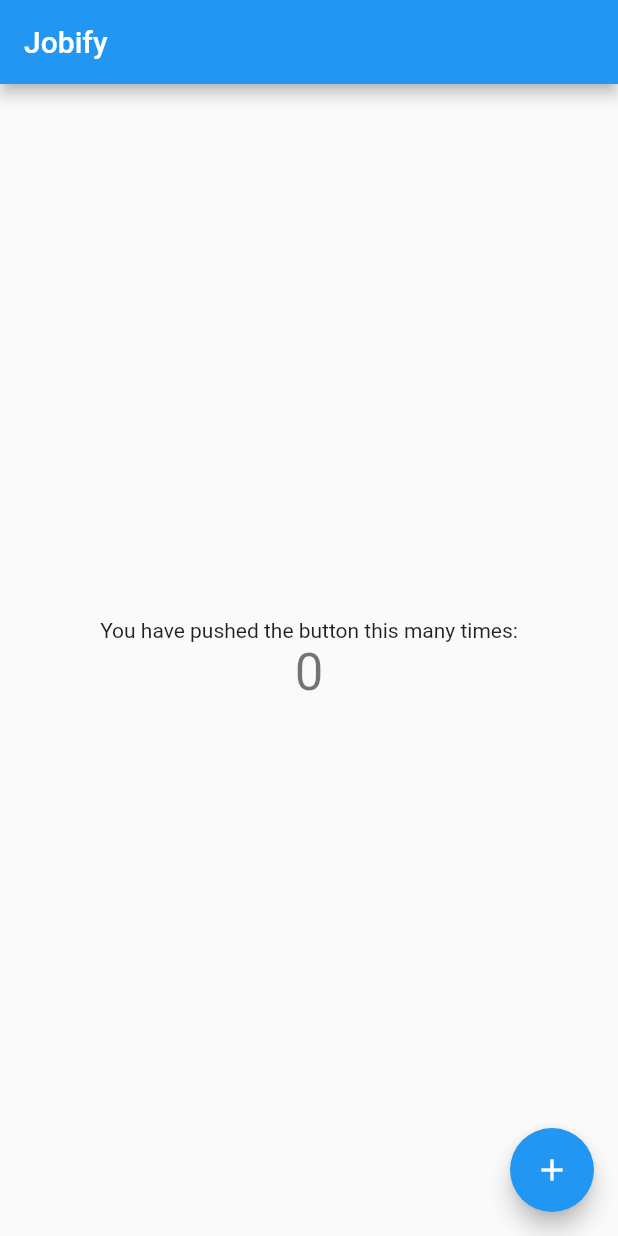
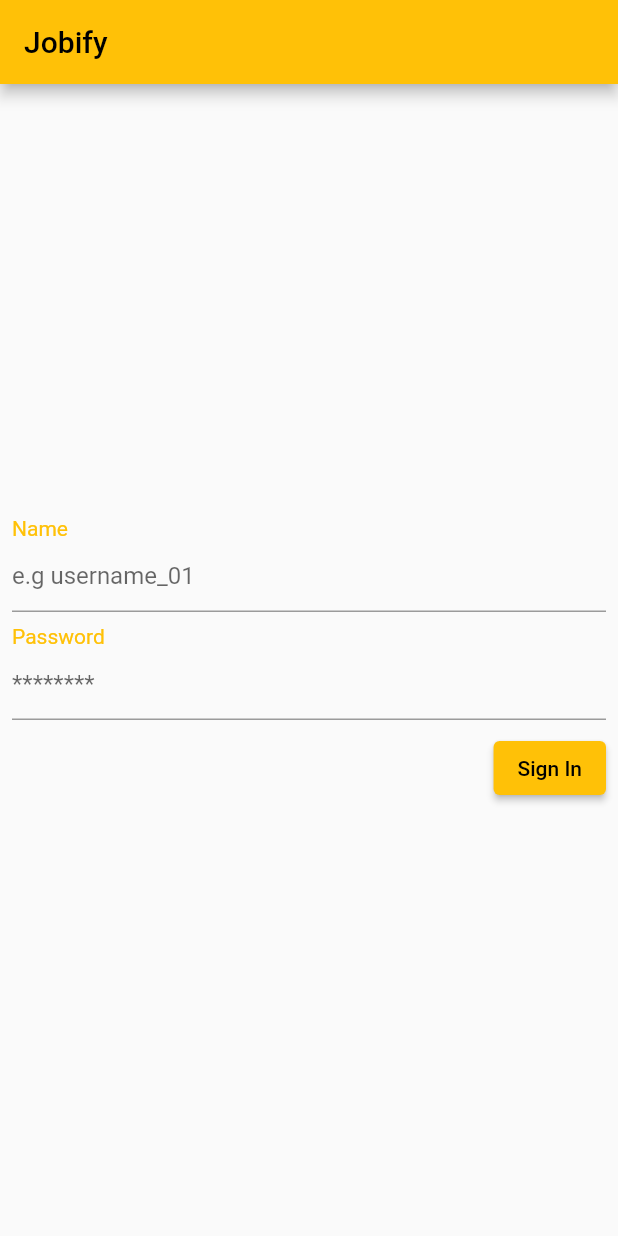
Before and after one commit to shahzadmari/Jobify, a Flutter app: the screen it shows after launch, on a phone screen of 412 x 824 dp. Run offline on Flutter 3.47's test engine with Material 2 defaults, Android fonts, the phone set to English and light mode, and no system bars; our stand-ins replace firebase_auth, firebase_core; accounts and stored records are empty.

Commit message:
sign_in.dart

```diff
--- a/iec_project/lib/main.dart
+++ b/iec_project/lib/main.dart
@@ -1,6 +1,7 @@
 import 'package:firebase_auth/firebase_auth.dart';
 import 'package:flutter/material.dart';
 import 'package:firebase_core/firebase_core.dart';
+import 'package:iec_project/views/sign_in.dart';
 
 void main() async {
   WidgetsFlutterBinding.ensureInitialized();
@@ -17,7 +18,7 @@
     return MaterialApp(
       title: 'Flutter Demo',
       theme: ThemeData(
-        primarySwatch: Colors.blue,
+        primarySwatch: Colors.amber,
       ),
       home: const MyHomePage(title: 'Jobify'),
       debugShowCheckedModeBanner: false,
@@ -34,52 +35,13 @@
 }
 
 class _MyHomePageState extends State<MyHomePage> {
-  int _counter = 0;
-
-  void _incrementCounter() async {
-    setState(() {
-      _counter++;
-    });
-
-    // try {
-    //   final userCredential = await FirebaseAuth.instance.signInAnonymously();
-    //   print("Signed in with temporary account.");
-    // } on FirebaseAuthException catch (e) {
-    //   switch (e.code) {
-    //     case "operation-not-allowed":
-    //       print("Anonymous auth hasn't been enabled for this project.");
-    //       break;
-    //     default:
-    //       print("Unknown error.");
-    //   }
-    // }
-  }
-
   @override
   Widget build(BuildContext context) {
     return Scaffold(
       appBar: AppBar(
         title: Text(widget.title),
       ),
-      body: Center(
-        child: Column(
-          mainAxisAlignment: MainAxisAlignment.center,
-          children: <Widget>[
-            const Text(
-              'You have pushed the button this many times:',
-            ),
-            Text(
-              '$_counter',
-              style: Theme.of(context).textTheme.headline4,
-            ),
-          ],
-        ),
-      ),
-      floatingActionButton: FloatingActionButton(
-        onPressed: _incrementCounter,
-        tooltip: 'Increment',
-        child: const Icon(Icons.add),
-      ),
+      body: const SignIn(),
     );
   }
 }
--- /dev/null
+++ b/iec_project/lib/views/sign_in.dart
@@ -0,0 +1,80 @@
+import 'package:flutter/cupertino.dart';
+import 'package:flutter/material.dart';
+import 'package:flutter/src/widgets/container.dart';
+import 'package:flutter/src/widgets/framework.dart';
+
+class SignIn extends StatefulWidget {
+  const SignIn({super.key});
+
+  @override
+  State<SignIn> createState() => _SignInState();
+}
+
+class _SignInState extends State<SignIn> {
+  TextEditingController? _accountNameController;
+
+  @override
+  void initState() {
+    _accountNameController = TextEditingController();
+    super.initState();
+  }
+
+  @override
+  Widget build(BuildContext context) {
+    return Padding(
+      padding: const EdgeInsets.all(8.0),
+      child: Column(
+        mainAxisAlignment: MainAxisAlignment.center,
+        crossAxisAlignment: CrossAxisAlignment.start,
+        children: [
+          const Text(
+            "Name",
+            style: TextStyle(
+              color: Colors.amber,
+            ),
+          ),
+          TextField(
+            controller: _accountNameController,
+            decoration: const InputDecoration(
+              hintText: 'e.g username_01',
+            ),
+            cursorColor: Colors.grey,
+          ),
+          const SizedBox(
+            height: 8,
+          ),
+          const Text(
+            "Password",
+            style: TextStyle(
+              color: Colors.amber,
+            ),
+          ),
+          TextField(
+            controller: _accountNameController,
+            decoration: const InputDecoration(
+              hintText: '********',
+            ),
+            cursorColor: Colors.grey,
+          ),
+          const SizedBox(
+            height: 8,
+          ),
+          Align(
+            alignment: Alignment.centerRight,
+            child: ElevatedButton(
+              onPressed: () {
+                ScaffoldMessenger.of(context).showSnackBar(
+                  const SnackBar(
+                    content: Text('Signed in successfully'),
+                    backgroundColor: Colors.green,
+                  ),
+                );
+              },
+              child: const Text('Sign In'),
+            ),
+          ),
+        ],
+      ),
+    );
+  }
+}
```
